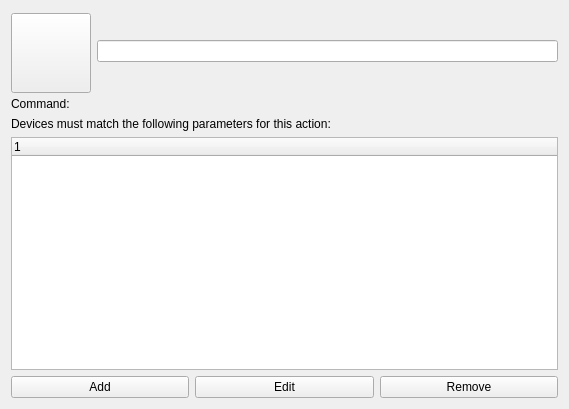
First picture: the form in solid/solid-actions-kcm/solid-action-edit.ui, repository RJVB/kdm5.prev, before the edit.
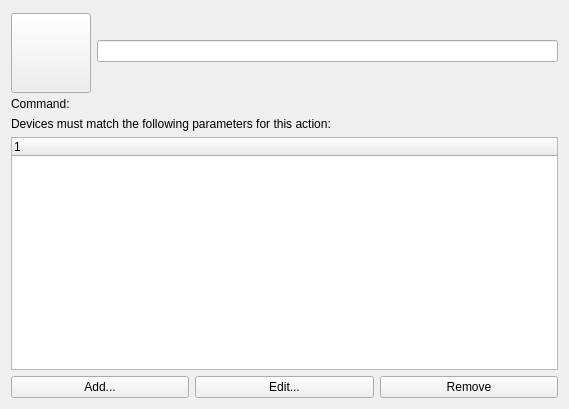
Second picture: the form after the edit. Custom widgets are drawn as their Qt base class.

```diff
--- a/solid/solid-actions-kcm/solid-action-edit.ui
+++ b/solid/solid-actions-kcm/solid-action-edit.ui
@@ -106,7 +106,7 @@
         <string>Add a new requirement</string>
        </property>
        <property name="text">
-        <string>Add</string>
+        <string>Add...</string>
        </property>
       </widget>
      </item>
@@ -116,7 +116,7 @@
         <string>Edit current requirement</string>
        </property>
        <property name="text">
-        <string>Edit</string>
+        <string>Edit...</string>
        </property>
       </widget>
      </item>
```
